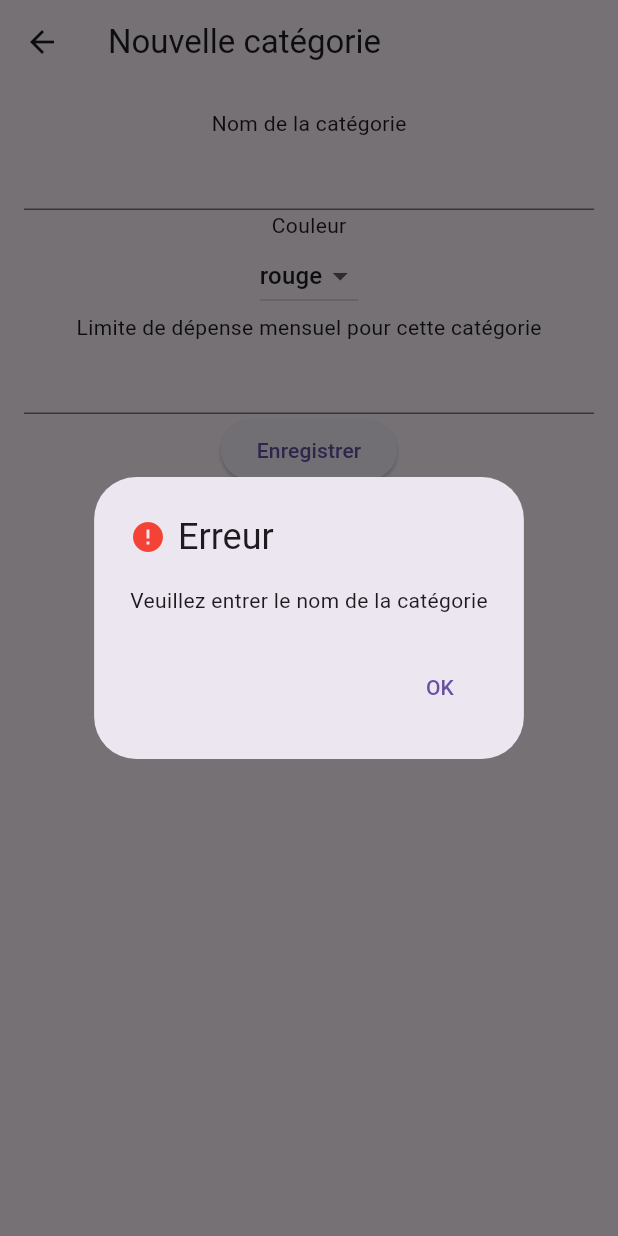
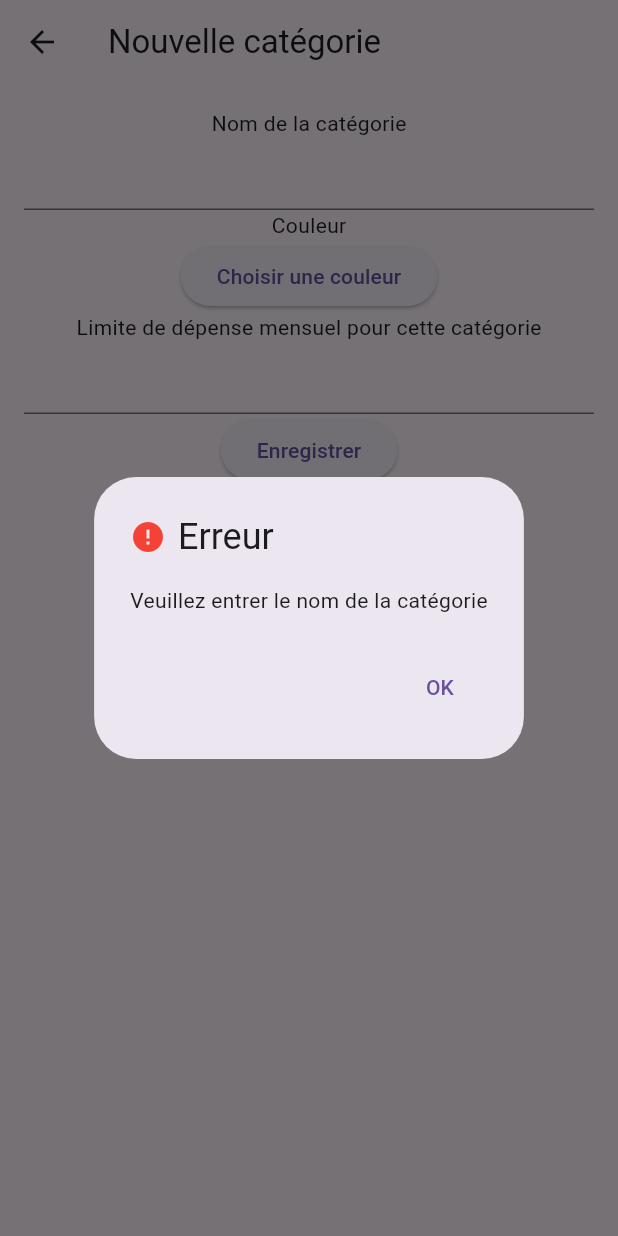
Before and after one commit to ItokianaIZ07/DailyBudget, a Flutter app: the CategoryFormPage screen opened directly, after a tap on "Enregistrer", on a phone screen of 412 x 824 dp. Run offline on Flutter 3.47's test engine with Material 3 defaults, Android fonts, the light colour scheme and no system bars; our stand-ins replace flutter_colorpicker, sqflite; accounts and stored records are empty.

Commit message:
remplacement de l'input par un colorPicker

```diff
--- a/lib/core/database/tables/category_table.dart
+++ b/lib/core/database/tables/category_table.dart
@@ -4,7 +4,7 @@ class CategoryTable {
   static final String tableName = 'category';
   static final List<String> _columns = [
     'id INTEGER PRIMARY KEY AUTOINCREMENT',
-    'name TEXT NOT NULL',
+    'name TEXT NOT NULL UNIQUE',
     'color TEXT',
   ];
 
--- a/lib/core/database/tables/limit_table.dart
+++ b/lib/core/database/tables/limit_table.dart
@@ -5,7 +5,7 @@ class LimitTable {
   static final List<String> _columns = [
     'id INTEGER PRIMARY KEY AUTOINCREMENT',
     'amount REAL NOT NULL',
-    'category_id INTEGER NOT NULL',
+    'category_id INTEGER NOT NULL UNIQUE',
     'FOREIGN KEY(category_id) REFERENCES category(id)'
   ];
 
--- a/lib/features/settings/pages/category_form_page.dart
+++ b/lib/features/settings/pages/category_form_page.dart
@@ -1,8 +1,7 @@
 import 'package:flutter/material.dart';
-import 'package:gestion_depenses/models/category.dart';
-import 'package:gestion_depenses/models/category_limit.dart';
-import 'package:gestion_depenses/repositories/category_repository.dart';
-import 'package:gestion_depenses/repositories/category_limit_repository.dart';
+import 'package:gestion_depenses/models/option_result.dart';
+import 'package:gestion_depenses/services/category_service.dart';
+import 'package:flutter_colorpicker/flutter_colorpicker.dart';
 
 class CategoryFormPage extends StatefulWidget {
   const CategoryFormPage({super.key});
@@ -14,8 +13,7 @@ class CategoryFormPage extends StatefulWidget {
 class _CategoryFormPageState extends State<CategoryFormPage> {
   late TextEditingController _nameEditingController;
   late TextEditingController _amountEditingController;
-  final List<String> _colors = ["rouge", "bleu", "vert", "gris"];
-  String? _colorChoosed = "rouge";
+  Color _currentColor = Colors.blue;
 
   @override
   void initState() {
@@ -35,46 +33,30 @@ class _CategoryFormPageState extends State<CategoryFormPage> {
             Text("Nom de la catégorie"),
             TextField(controller: _nameEditingController),
             Text("Couleur"),
-            DropdownButton<String>(
-              value: _colorChoosed,
-              items: _colors.map((String item) {
-                return DropdownMenuItem<String>(value: item, child: Text(item));
-              }).toList(),
-              onChanged: (String? nouvelleValeur) {
-                setState(() {
-                  _colorChoosed = nouvelleValeur;
-                });
+            ElevatedButton(
+              onPressed: () {
+                _showColorPicker(context);
               },
+              child: Text("Choisir une couleur"),
             ),
             Text("Limite de dépense mensuel pour cette catégorie"),
-            TextField(controller: _amountEditingController, keyboardType: TextInputType.numberWithOptions(),),
+            TextField(
+              controller: _amountEditingController,
+              keyboardType: TextInputType.numberWithOptions(),
+            ),
             ElevatedButton(
               onPressed: () async {
-                if (!_isCategoryNameValid(_nameEditingController.text)) {
-                  _showErrorDialog(context, "Veuillez entrer le nom de la catégorie");
+                String colorString = '#${_currentColor.toARGB32().toRadixString(16).padLeft(8, '0')}';
+                OperationResult result = await CategoryService.insert(
+                  _nameEditingController.text,
+                  colorString,
+                  _amountEditingController.text,
+                );
+                if (!result.success) {
+                  _showErrorDialog(context, result.message);
                   return;
                 }
-                if(!_isColorValid(_colorChoosed!)){
-                  _showErrorDialog(context, "Veuillez choisir une couleur");
-                  return;
-                }
-                if(!_isAmountValid(_amountEditingController.text)){
-                  _showErrorDialog(context, "Veuillez entrer un nombre positif pour la limite mensuel");
-                  return;
-                }
-                Category category = Category(
-                  name: _nameEditingController.text,
-                  color: _colorChoosed,
-                );
-                category.id = await CategoryRepository.createCategory(
-                  category,
-                );
-                CategoryLimit limit = CategoryLimit(
-                  amount: double.parse(_amountEditingController.text),
-                  category: category,
-                );
-                await CategoryLimitRepository.createCategoryLimit(limit);
-                Navigator.pop(context);
+                _showSuccessDialog(context, result.message);
               },
               child: Text("Enregistrer"),
             ),
@@ -89,31 +71,6 @@ class _CategoryFormPageState extends State<CategoryFormPage> {
     _nameEditingController.dispose();
     _amountEditingController.dispose();
     super.dispose();
-  }
-
-  bool _isCategoryNameValid(String name) {
-    try {
-      double.parse(name);
-      return false;
-    // ignore: empty_catches
-    } catch (e) {}
-    return !name.isEmpty;
-  }
-
-  bool _isColorValid(String color) {
-    return !color.isEmpty;
-  }
-
-  bool _isAmountValid(String amount) {
-    try {
-      double montant = double.parse(amount);
-      if(montant < 0){
-        return false;
-      }
-    } catch (e) {
-      return false;
-    }
-    return !amount.isEmpty;
   }
 
   void _showErrorDialog(BuildContext context, String message) {
@@ -141,4 +98,56 @@ class _CategoryFormPageState extends State<CategoryFormPage> {
       },
     );
   }
+
+  void _showSuccessDialog(BuildContext context, String message) {
+    showDialog(
+      context: context,
+      builder: (BuildContext context) {
+        return AlertDialog(
+          title: const Row(
+            children: [
+              Icon(Icons.check, color: Colors.green),
+              SizedBox(width: 8),
+              Text('Success'),
+            ],
+          ),
+          content: Text(message),
+          actions: [
+            TextButton(
+              onPressed: () {
+                Navigator.of(context).pop();
+                Navigator.pop(context, true);
+              },
+              child: const Text('OK'),
+            ),
+          ],
+        );
+      },
+    );
+  }
+
+  void changeColor(Color color) => setState(() => _currentColor = color);
+
+  void _showColorPicker(BuildContext context) {
+    showDialog(
+      context: context,
+      builder: (BuildContext context) {
+        return AlertDialog(
+          title: const Text('Choisir une couleur'),
+          content: SingleChildScrollView(
+            child: ColorPicker(
+              pickerColor: _currentColor,
+              onColorChanged: changeColor,
+            ),
+          ),
+          actions: <Widget>[
+            ElevatedButton(
+              child: const Text('OK'),
+              onPressed: () => Navigator.of(context).pop(),
+            ),
+          ],
+        );
+      },
+    );
+  }
 }
--- /dev/null
+++ b/lib/models/option_result.dart
@@ -0,0 +1,9 @@
+class OperationResult {
+  bool success;
+  String message;
+
+  OperationResult({
+    required this.success,
+    required this.message
+  });
+}
--- /dev/null
+++ b/lib/services/category_service.dart
@@ -0,0 +1,78 @@
+import 'package:gestion_depenses/models/option_result.dart';
+import 'package:gestion_depenses/models/category.dart';
+import 'package:gestion_depenses/models/category_limit.dart';
+import 'package:gestion_depenses/repositories/category_repository.dart';
+import 'package:gestion_depenses/repositories/category_limit_repository.dart';
+
+class CategoryService {
+  static Future<OperationResult> insert(
+    String name,
+    String color,
+    String amount,
+  ) async {
+
+    OperationResult result = OperationResult(success: false, message: "");
+
+    if (!_isCategoryNameValid(name)) {
+      String message = "Veuillez entrer le nom de la catégorie";
+      result.message = message;
+      return result;
+    }
+    if (!_isColorValid(color)) {
+      String message = "Veuillez choisir une couleur";
+      result.message = message;
+      return result;
+    }
+    if (!_isAmountValid(amount)) {
+      String message = "Veuillez entrer un nombre positif pour la limite mensuel";
+      result.message = message;
+      return result;
+    }
+
+    Category category = Category(
+      name: name,
+      color: color,
+    );
+
+    try{
+      category.id = await CategoryRepository.createCategory(category);
+      CategoryLimit limit = CategoryLimit(
+        amount: double.parse(amount),
+        category: category,
+      );
+      await CategoryLimitRepository.createCategoryLimit(limit);
+    }catch(e){
+      result.message = "Le catégorie $name existe déjà";
+      return result;
+    }
+
+    result.success = true;
+    result.message = "Catégorie inseré avec succès";
+    return result;
+  }
+
+  static bool _isCategoryNameValid(String name) {
+    try {
+      double.parse(name);
+      return false;
+      // ignore: empty_catches
+    } catch (e) {}
+    return name.isNotEmpty;
+  }
+
+  static bool _isColorValid(String color) {
+    return color.isNotEmpty;
+  }
+
+  static bool _isAmountValid(String amount) {
+    try {
+      double montant = double.parse(amount);
+      if (montant < 0) {
+        return false;
+      }
+    } catch (e) {
+      return false;
+    }
+    return amount.isNotEmpty;
+  }
+}
--- a/pubspec.yaml
+++ b/pubspec.yaml
@@ -36,6 +36,7 @@ dependencies:
   cupertino_icons: ^1.0.8
   sqflite: ^2.4.3
   path: ^1.9.1
+  flutter_colorpicker: ^1.1.0
 
 dev_dependencies:
   flutter_test:
```
Also changed, not shown: lib/features/settings/pages/category_list_page.dart (+12 -7 lines).
